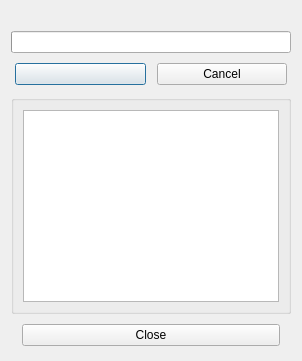
Before: the Qt Designer form source/progressdialog.ui in pionere/d1-graphics-tool, drawn with Qt 5.
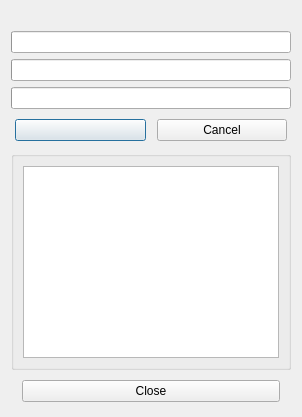
After: the same form once the commit is applied.

The edit to the form file:
```diff
--- a/source/progressdialog.ui
+++ b/source/progressdialog.ui
@@ -14,7 +14,13 @@
     </widget>
    </item>
    <item>
-    <widget class="QProgressBar" name="progressBar"/>
+    <widget class="QProgressBar" name="progressBar_0"/>
+   </item>
+   <item>
+    <widget class="QProgressBar" name="progressBar_1"/>
+   </item>
+   <item>
+    <widget class="QProgressBar" name="progressBar_2"/>
    </item>
    <item>
     <widget class="QWidget" name="progressButtonsWidget_1" native="true">
```
